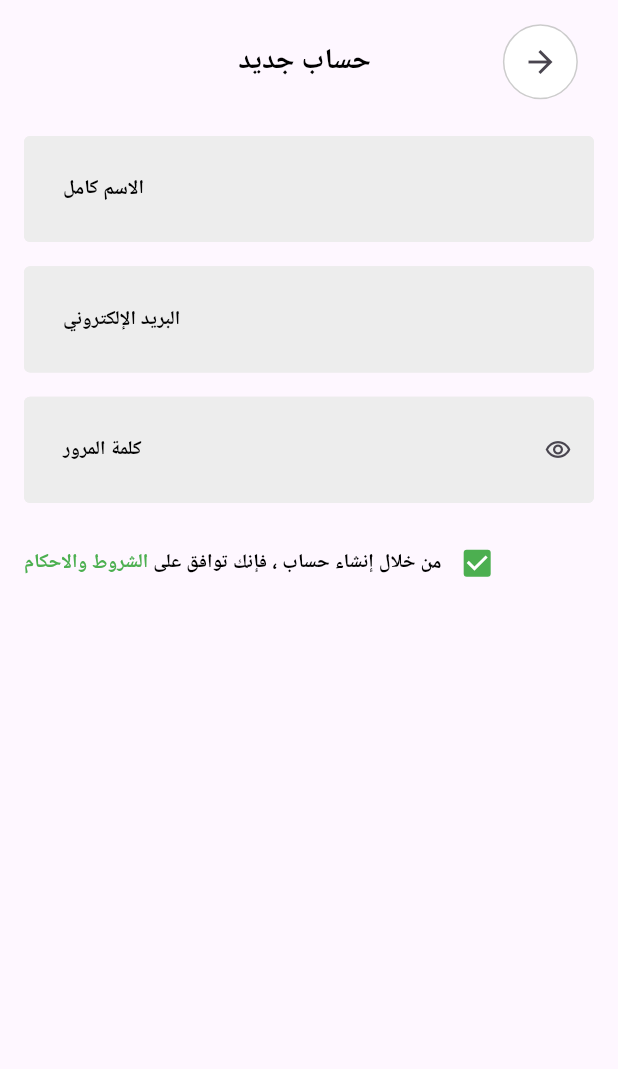
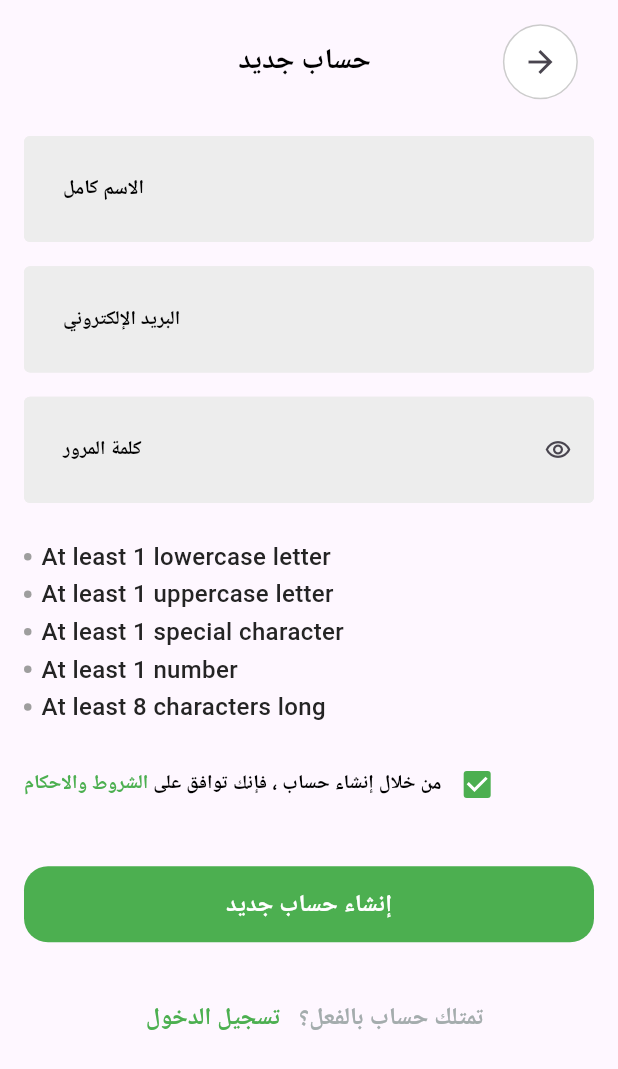
Before and after one commit to He9sham/Fruit-HUB, a Flutter app: the SignUpView screen opened by its route, on a phone screen of 412 x 824 dp. Shown: the top 1069 px of the screen. Run offline on Flutter 3.47's test engine with Material 3 defaults, Android fonts, the phone set to English and light mode, and no system bars; our stand-ins replace awesome_dialog, flutter_local_notifications, flutter_onboarding_slider, flutter_screenutil, flutter_svg, google_fonts and 1 more; Roboto replaces fonts that are missing (Cairo).

Commit message:
finsh sign up view (Ui)

```diff
--- a/lib/core/theming/styles.dart
+++ b/lib/core/theming/styles.dart
@@ -32,4 +32,21 @@ abstract class Styles {
       fontSize: 13,
       fontFamily: GoogleFonts.cairo().fontFamily,
       color: Colors.green);
+
+  static TextStyle textbuttom16White = TextStyle(
+      fontWeight: FontWeight.w700,
+      fontSize: 16,
+      fontFamily: GoogleFonts.cairo().fontFamily,
+      color: Colors.white);
+
+  static TextStyle textRowNavigate16gray = TextStyle(
+      fontWeight: FontWeight.w600,
+      fontSize: 16,
+      fontFamily: GoogleFonts.cairo().fontFamily,
+      color: const Color(0xffA4ACAD));
+  static TextStyle textRowNavigate16green = TextStyle(
+      fontWeight: FontWeight.w600,
+      fontSize: 16,
+      fontFamily: GoogleFonts.cairo().fontFamily,
+      color: Colors.green);
 }
--- a/lib/feature/sign_up/view/sign_up_view.dart
+++ b/lib/feature/sign_up/view/sign_up_view.dart
@@ -1,5 +1,7 @@
 import 'package:commerce_hub/core/helper/extensions.dart';
 import 'package:commerce_hub/core/helper/spacing.dart';
+import 'package:commerce_hub/core/theming/styles.dart';
+import 'package:commerce_hub/core/widgets/app_text_buttom.dart';
 import 'package:commerce_hub/feature/sign_up/view/widgets/custom_appbar_for_auth.dart';
 import 'package:commerce_hub/feature/sign_up/view/widgets/rowtext_check_box.dart';
 import 'package:commerce_hub/feature/sign_up/view/widgets/signup_form.dart';
@@ -11,6 +13,7 @@ class SignUpView extends StatelessWidget {
   Widget build(BuildContext context) {
     return Scaffold(
       body: SafeArea(
+        child: SingleChildScrollView(
           child: Padding(
             padding: const EdgeInsets.symmetric(horizontal: 16),
             child: Column(
@@ -26,7 +29,32 @@ class SignUpView extends StatelessWidget {
                 const SignupForm(),
                 verticalSpace(16),
                 const RowTextCheckBox(),
+                verticalSpace(30),
+                AppTextButton(
+                  buttonText: 'إنشاء حساب جديد',
+                  onPressed: () {},
+                  textStyle: Styles.textbuttom16White,
+                  backgroundColor: Colors.green,
+                ),
+                verticalSpace(26),
+                Row(
+                  mainAxisAlignment: MainAxisAlignment.center,
+                  children: [
+                    TextButton(
+                      onPressed: () {},
+                      child: Text(
+                        'تسجيل الدخول',
+                        style: Styles.textRowNavigate16green,
+                      ),
+                    ),
+                    Text(
+                      'تمتلك حساب بالفعل؟ ',
+                      style: Styles.textRowNavigate16gray,
+                    ),
                   ],
+                )
+              ],
+            ),
           ),
         ),
       ),
--- /dev/null
+++ b/lib/feature/sign_up/view/widgets/password_validations.dart
@@ -0,0 +1,61 @@
+import 'package:commerce_hub/core/helper/spacing.dart';
+import 'package:commerce_hub/core/theming/color.dart';
+import 'package:commerce_hub/core/theming/styles.dart';
+import 'package:flutter/material.dart';
+
+class PasswordValidations extends StatelessWidget {
+  final bool hasLowerCase;
+  final bool hasUpperCase;
+  final bool hasSpecialCharacters;
+  final bool hasNumber;
+  final bool hasMinLength;
+  const PasswordValidations({
+    super.key,
+    required this.hasLowerCase,
+    required this.hasUpperCase,
+    required this.hasSpecialCharacters,
+    required this.hasNumber,
+    required this.hasMinLength,
+  });
+
+  @override
+  Widget build(BuildContext context) {
+    return Column(
+      children: [
+        buildValidationRow('At least 1 lowercase letter', hasLowerCase),
+        verticalSpace(2),
+        buildValidationRow('At least 1 uppercase letter', hasUpperCase),
+        verticalSpace(2),
+        buildValidationRow(
+            'At least 1 special character', hasSpecialCharacters),
+        verticalSpace(2),
+        buildValidationRow('At least 1 number', hasNumber),
+        verticalSpace(2),
+        buildValidationRow('At least 8 characters long', hasMinLength),
+      ],
+    );
+  }
+
+  Widget buildValidationRow(String text, bool hasValidated) {
+    return Row(
+      children: [
+        const CircleAvatar(
+          radius: 2.5,
+          backgroundColor: Colors.grey,
+        ),
+        horizontalSpace(6),
+        Text(
+          text,
+          style: Styles.textonbording13.copyWith(
+            fontWeight: FontWeight.w500,
+            fontSize: 16,
+            decoration: hasValidated ? TextDecoration.lineThrough : null,
+            decorationColor: Colors.green,
+            decorationThickness: 2,
+            color: hasValidated ? Colors.grey : ColorsManager.darkBlue,
+          ),
+        )
+      ],
+    );
+  }
+}
--- a/lib/feature/sign_up/view/widgets/signup_form.dart
+++ b/lib/feature/sign_up/view/widgets/signup_form.dart
@@ -1,10 +1,53 @@
+import 'package:commerce_hub/core/helper/app_regex.dart';
 import 'package:commerce_hub/core/helper/spacing.dart';
 import 'package:commerce_hub/core/theming/color.dart';
 import 'package:commerce_hub/core/widgets/app_text_form_field.dart';
+import 'package:commerce_hub/feature/sign_up/view/widgets/password_validations.dart';
 import 'package:flutter/material.dart';
 
-class SignupForm extends StatelessWidget {
+class SignupForm extends StatefulWidget {
   const SignupForm({super.key});
+
+  @override
+  State<SignupForm> createState() => _SignupFormState();
+}
+
+class _SignupFormState extends State<SignupForm> {
+  bool isPasswordObscureText = true;
+  bool isPasswordConfirmationObscureText = true;
+
+  bool hasLowercase = false;
+  bool hasUppercase = false;
+  bool hasSpecialCharacters = false;
+  bool hasNumber = false;
+  bool hasMinLength = false;
+
+  final TextEditingController passwordController = TextEditingController();
+
+  @override
+  void initState() {
+    super.initState();
+    setupPasswordControllerListener();
+  }
+
+  void setupPasswordControllerListener() {
+    passwordController.addListener(() {
+      setState(() {
+        hasLowercase = AppRegex.hasLowerCase(passwordController.text);
+        hasUppercase = AppRegex.hasUpperCase(passwordController.text);
+        hasSpecialCharacters =
+            AppRegex.hasSpecialCharacter(passwordController.text);
+        hasNumber = AppRegex.hasNumber(passwordController.text);
+        hasMinLength = AppRegex.hasMinLength(passwordController.text);
+      });
+    });
+  }
+
+  @override
+  void dispose() {
+    passwordController.dispose();
+    super.dispose();
+  }
 
   @override
   Widget build(BuildContext context) {
@@ -31,6 +74,14 @@ class SignupForm extends StatelessWidget {
           backgroundColor: ColorsManager.lighterGray,
           suffixIcon: const Icon(Icons.remove_red_eye_outlined),
         ),
+        verticalSpace(24),
+        PasswordValidations(
+          hasLowerCase: hasLowercase,
+          hasUpperCase: hasUppercase,
+          hasSpecialCharacters: hasSpecialCharacters,
+          hasNumber: hasNumber,
+          hasMinLength: hasMinLength,
+        ),
       ],
     );
   }
```
Also changed, not shown: lib/core/widgets/app_text_buttom.dart (renamed from lib/core/widgets/app_text_bottom.dart). Lines whose indentation alone changed are shown as unchanged.
